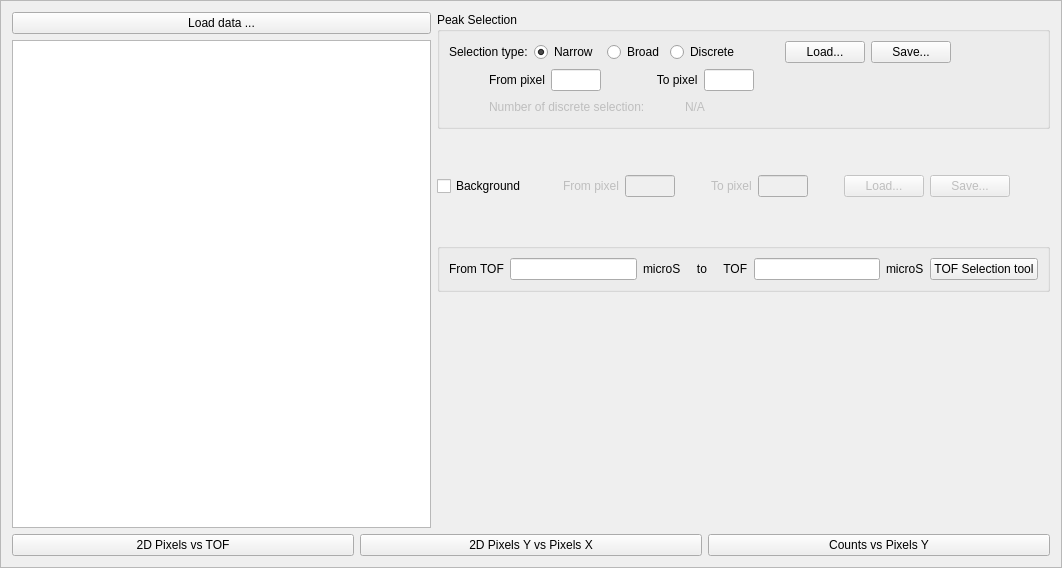
The window that Code/Mantid/scripts/Interface/ui/reflectometer/data_refl.ui (mantidproject/mantid) describes before a commit, drawn with Qt 5.
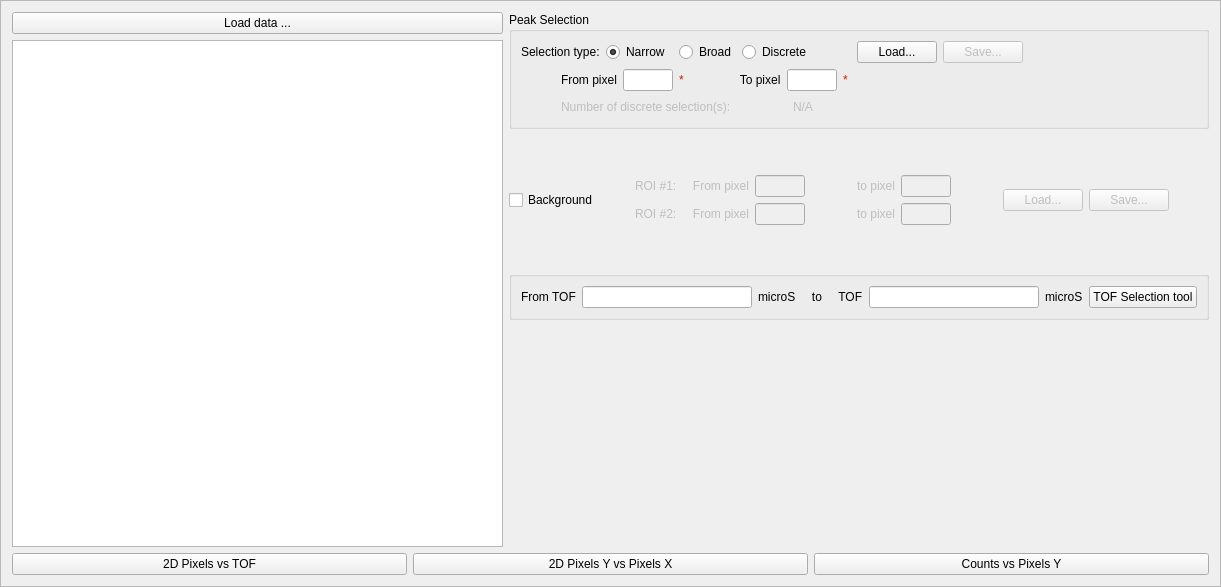
The same window after the commit.

Commit message: Implemented load/save of data tab. This refs #3570

Patch:
```diff
--- a/Code/Mantid/scripts/Interface/ui/reflectometer/data_refl.ui
+++ b/Code/Mantid/scripts/Interface/ui/reflectometer/data_refl.ui
@@ -6,8 +6,8 @@
    <rect>
     <x>0</x>
     <y>0</y>
-    <width>1062</width>
-    <height>568</height>
+    <width>1221</width>
+    <height>587</height>
    </rect>
   </property>
   <property name="windowTitle">
@@ -127,7 +127,10 @@
                  </widget>
                 </item>
                 <item>
-                 <widget class="QPushButton" name="pushButton_3">
+                 <widget class="QPushButton" name="data_peak_save_roi">
+                  <property name="enabled">
+                   <bool>false</bool>
+                  </property>
                   <property name="text">
                    <string>Save...</string>
                   </property>
@@ -195,6 +198,428 @@
                   </property>
                  </widget>
                 </item>
+                <item>
+                 <widget class="QLabel" name="data_peak_from_pixel_missing">
+                  <property name="palette">
+                   <palette>
+                    <active>
+                     <colorrole role="WindowText">
+                      <brush brushstyle="SolidPattern">
+                       <color alpha="255">
+                        <red>203</red>
+                        <green>33</green>
+                        <blue>5</blue>
+                       </color>
+                      </brush>
+                     </colorrole>
+                     <colorrole role="Button">
+                      <brush brushstyle="SolidPattern">
+                       <color alpha="255">
+                        <red>232</red>
+                        <green>12</green>
+                        <blue>15</blue>
+                       </color>
+                      </brush>
+                     </colorrole>
+                     <colorrole role="Light">
+                      <brush brushstyle="SolidPattern">
+                       <color alpha="255">
+                        <red>255</red>
+                        <green>106</green>
+                        <blue>108</blue>
+                       </color>
+                      </brush>
+                     </colorrole>
+                     <colorrole role="Midlight">
+                      <brush brushstyle="SolidPattern">
+                       <color alpha="255">
+                        <red>243</red>
+                        <green>59</green>
+                        <blue>61</blue>
+                       </color>
+                      </brush>
+                     </colorrole>
+                     <colorrole role="Dark">
+                      <brush brushstyle="SolidPattern">
+                       <color alpha="255">
+                        <red>116</red>
+                        <green>6</green>
+                        <blue>7</blue>
+                       </color>
+                      </brush>
+                     </colorrole>
+                     <colorrole role="Mid">
+                      <brush brushstyle="SolidPattern">
+                       <color alpha="255">
+                        <red>155</red>
+                        <green>8</green>
+                        <blue>10</blue>
+                       </color>
+                      </brush>
+                     </colorrole>
+                     <colorrole role="Text">
+                      <brush brushstyle="SolidPattern">
+                       <color alpha="255">
+                        <red>0</red>
+                        <green>0</green>
+                        <blue>0</blue>
+                       </color>
+                      </brush>
+                     </colorrole>
+                     <colorrole role="BrightText">
+                      <brush brushstyle="SolidPattern">
+                       <color alpha="255">
+                        <red>255</red>
+                        <green>255</green>
+                        <blue>255</blue>
+                       </color>
+                      </brush>
+                     </colorrole>
+                     <colorrole role="ButtonText">
+                      <brush brushstyle="SolidPattern">
+                       <color alpha="255">
+                        <red>0</red>
+                        <green>0</green>
+                        <blue>0</blue>
+                       </color>
+                      </brush>
+                     </colorrole>
+                     <colorrole role="Base">
+                      <brush brushstyle="SolidPattern">
+                       <color alpha="255">
+                        <red>255</red>
+                        <green>255</green>
+                        <blue>255</blue>
+                       </color>
+                      </brush>
+                     </colorrole>
+                     <colorrole role="Window">
+                      <brush brushstyle="SolidPattern">
+                       <color alpha="255">
+                        <red>232</red>
+                        <green>12</green>
+                        <blue>15</blue>
+                       </color>
+                      </brush>
+                     </colorrole>
+                     <colorrole role="Shadow">
+                      <brush brushstyle="SolidPattern">
+                       <color alpha="255">
+                        <red>0</red>
+                        <green>0</green>
+                        <blue>0</blue>
+                       </color>
+                      </brush>
+                     </colorrole>
+                     <colorrole role="AlternateBase">
+                      <brush brushstyle="SolidPattern">
+                       <color alpha="255">
+                        <red>243</red>
+                        <green>133</green>
+                        <blue>135</blue>
+                       </color>
+                      </brush>
+                     </colorrole>
+                     <colorrole role="ToolTipBase">
+                      <brush brushstyle="SolidPattern">
+                       <color alpha="255">
+                        <red>255</red>
+                        <green>255</green>
+                        <blue>220</blue>
+                       </color>
+                      </brush>
+                     </colorrole>
+                     <colorrole role="ToolTipText">
+                      <brush brushstyle="SolidPattern">
+                       <color alpha="255">
+                        <red>0</red>
+                        <green>0</green>
+                        <blue>0</blue>
+                       </color>
+                      </brush>
+                     </colorrole>
+                    </active>
+                    <inactive>
+                     <colorrole role="WindowText">
+                      <brush brushstyle="SolidPattern">
+                       <color alpha="255">
+                        <red>203</red>
+                        <green>33</green>
+                        <blue>5</blue>
+                       </color>
+                      </brush>
+                     </colorrole>
+                     <colorrole role="Button">
+                      <brush brushstyle="SolidPattern">
+                       <color alpha="255">
+                        <red>232</red>
+                        <green>12</green>
+                        <blue>15</blue>
+                       </color>
+                      </brush>
+                     </colorrole>
+                     <colorrole role="Light">
+                      <brush brushstyle="SolidPattern">
+                       <color alpha="255">
+                        <red>255</red>
+                        <green>106</green>
+                        <blue>108</blue>
+                       </color>
+                      </brush>
+                     </colorrole>
+                     <colorrole role="Midlight">
+                      <brush brushstyle="SolidPattern">
+                       <color alpha="255">
+                        <red>243</red>
+                        <green>59</green>
+                        <blue>61</blue>
+                       </color>
+                      </brush>
+                     </colorrole>
+                     <colorrole role="Dark">
+                      <brush brushstyle="SolidPattern">
+                       <color alpha="255">
+                        <red>116</red>
+                        <green>6</green>
+                        <blue>7</blue>
+                       </color>
+                      </brush>
+                     </colorrole>
+                     <colorrole role="Mid">
+                      <brush brushstyle="SolidPattern">
+                       <color alpha="255">
+                        <red>155</red>
+                        <green>8</green>
+                        <blue>10</blue>
+                       </color>
+                      </brush>
+                     </colorrole>
+                     <colorrole role="Text">
+                      <brush brushstyle="SolidPattern">
+                       <color alpha="255">
+                        <red>0</red>
+                        <green>0</green>
+                        <blue>0</blue>
+                       </color>
+                      </brush>
+                     </colorrole>
+                     <colorrole role="BrightText">
+                      <brush brushstyle="SolidPattern">
+                       <color alpha="255">
+                        <red>255</red>
+                        <green>255</green>
+                        <blue>255</blue>
+                       </color>
+                      </brush>
+                     </colorrole>
+                     <colorrole role="ButtonText">
+                      <brush brushstyle="SolidPattern">
+                       <color alpha="255">
+                        <red>0</red>
+                        <green>0</green>
+                        <blue>0</blue>
+                       </color>
+                      </brush>
+                     </colorrole>
+                     <colorrole role="Base">
+                      <brush brushstyle="SolidPattern">
+                       <color alpha="255">
+                        <red>255</red>
+                        <green>255</green>
+                        <blue>255</blue>
+                       </color>
+                      </brush>
+                     </colorrole>
+                     <colorrole role="Window">
+                      <brush brushstyle="SolidPattern">
+                       <color alpha="255">
+                        <red>232</red>
+                        <green>12</green>
+                        <blue>15</blue>
+                       </color>
+                      </brush>
+                     </colorrole>
+                     <colorrole role="Shadow">
+                      <brush brushstyle="SolidPattern">
+                       <color alpha="255">
+                        <red>0</red>
+                        <green>0</green>
+                        <blue>0</blue>
+                       </color>
+                      </brush>
+                     </colorrole>
+                     <colorrole role="AlternateBase">
+                      <brush brushstyle="SolidPattern">
+                       <color alpha="255">
+                        <red>243</red>
+                        <green>133</green>
+                        <blue>135</blue>
+                       </color>
+                      </brush>
+                     </colorrole>
+                     <colorrole role="ToolTipBase">
+                      <brush brushstyle="SolidPattern">
+                       <color alpha="255">
+                        <red>255</red>
+                        <green>255</green>
+                        <blue>220</blue>
+                       </color>
+                      </brush>
+                     </colorrole>
+                     <colorrole role="ToolTipText">
+                      <brush brushstyle="SolidPattern">
+                       <color alpha="255">
+                        <red>0</red>
+                        <green>0</green>
+                        <blue>0</blue>
+                       </color>
+                      </brush>
+                     </colorrole>
+                    </inactive>
+                    <disabled>
+                     <colorrole role="WindowText">
+                      <brush brushstyle="SolidPattern">
+                       <color alpha="255">
+                        <red>116</red>
+                        <green>6</green>
+                        <blue>7</blue>
+                       </color>
+                      </brush>
+                     </colorrole>
+                     <colorrole role="Button">
+                      <brush brushstyle="SolidPattern">
+                       <color alpha="255">
+                        <red>232</red>
+                        <green>12</green>
+                        <blue>15</blue>
+                       </color>
+                      </brush>
+                     </colorrole>
+                     <colorrole role="Light">
+                      <brush brushstyle="SolidPattern">
+                       <color alpha="255">
+                        <red>255</red>
+                        <green>106</green>
+                        <blue>108</blue>
+                       </color>
+                      </brush>
+                     </colorrole>
+                     <colorrole role="Midlight">
+                      <brush brushstyle="SolidPattern">
+                       <color alpha="255">
+                        <red>243</red>
+                        <green>59</green>
+                        <blue>61</blue>
+                       </color>
+                      </brush>
+                     </colorrole>
+                     <colorrole role="Dark">
+                      <brush brushstyle="SolidPattern">
+                       <color alpha="255">
+                        <red>116</red>
+                        <green>6</green>
+                        <blue>7</blue>
+                       </color>
+                      </brush>
+                     </colorrole>
+                     <colorrole role="Mid">
+                      <brush brushstyle="SolidPattern">
+                       <color alpha="255">
+                        <red>155</red>
+                        <green>8</green>
+                        <blue>10</blue>
+                       </color>
+                      </brush>
+                     </colorrole>
+                     <colorrole role="Text">
+                      <brush brushstyle="SolidPattern">
+                       <color alpha="255">
+                        <red>116</red>
+                        <green>6</green>
+                        <blue>7</blue>
+                       </color>
+                      </brush>
+                     </colorrole>
+                     <colorrole role="BrightText">
+                      <brush brushstyle="SolidPattern">
+                       <color alpha="255">
+                        <red>255</red>
+                        <green>255</green>
+                        <blue>255</blue>
+                       </color>
+                      </brush>
+                     </colorrole>
+                     <colorrole role="ButtonText">
+                      <brush brushstyle="SolidPattern">
+                       <color alpha="255">
+                        <red>116</red>
+                        <green>6</green>
+                        <blue>7</blue>
+                       </color>
+                      </brush>
+                     </colorrole>
+                     <colorrole role="Base">
+                      <brush brushstyle="SolidPattern">
+                       <color alpha="255">
+                        <red>232</red>
+                        <green>12</green>
+                        <blue>15</blue>
+                       </color>
+                      </brush>
+                     </colorrole>
+                     <colorrole role="Window">
+                      <brush brushstyle="SolidPattern">
+                       <color alpha="255">
+                        <red>232</red>
+                        <green>12</green>
+                        <blue>15</blue>
+                       </color>
+                      </brush>
+                     </colorrole>
+                     <colorrole role="Shadow">
+                      <brush brushstyle="SolidPattern">
+                       <color alpha="255">
+                        <red>0</red>
+                        <green>0</green>
+                        <blue>0</blue>
+                       </color>
+                      </brush>
+                     </colorrole>
+                     <colorrole role="AlternateBase">
+                      <brush brushstyle="SolidPattern">
+                       <color alpha="255">
+                        <red>232</red>
+                        <green>12</green>
+                        <blue>15</blue>
+                       </color>
+                      </brush>
+                     </colorrole>
+                     <colorrole role="ToolTipBase">
+                      <brush brushstyle="SolidPattern">
+                       <color alpha="255">
+                        <red>255</red>
+                        <green>255</green>
+                        <blue>220</blue>
+                       </color>
+                      </brush>
+                     </colorrole>
+                     <colorrole role="ToolTipText">
+                      <brush brushstyle="SolidPattern">
+                       <color alpha="255">
+                        <red>0</red>
+                        <green>0</green>
+                        <blue>0</blue>
+                       </color>
+                      </brush>
+                     </colorrole>
+                    </disabled>
+                   </palette>
+                  </property>
+                  <property name="text">
+                   <string>*</string>
+                  </property>
+                 </widget>
+                </item>
                 <item>
                  <spacer name="horizontalSpacer_5">
                   <property name="orientation">
@@ -240,6 +665,50 @@
                   </property>
                  </widget>
                 </item>
+                <item>
+                 <widget class="QLabel" name="data_peak_to_pixel_missing">
+                  <property name="palette">
+                   <palette>
+                    <active>
+                     <colorrole role="WindowText">
+                      <brush brushstyle="SolidPattern">
+                       <color alpha="255">
+                        <red>220</red>
+                        <green>27</green>
+                        <blue>7</blue>
+                       </color>
+                      </brush>
+                     </colorrole>
+                    </active>
+                    <inactive>
+                     <colorrole role="WindowText">
+                      <brush brushstyle="SolidPattern">
+                       <color alpha="255">
+                        <red>220</red>
+                        <green>27</green>
+                        <blue>7</blue>
+                       </color>
+                      </brush>
+                     </colorrole>
+                    </inactive>
+                    <disabled>
+                     <colorrole role="WindowText">
+                      <brush brushstyle="SolidPattern">
+                       <color alpha="255">
+                        <red>69</red>
+                        <green>69</green>
+                        <blue>69</blue>
+                       </color>
+                      </brush>
+                     </colorrole>
+                    </disabled>
+                   </palette>
+                  </property>
+                  <property name="text">
+                   <string>*</string>
+                  </property>
+                 </widget>
+                </item>
                 <item>
                  <spacer name="horizontalSpacer_8">
                   <property name="orientation">
@@ -280,18 +749,74 @@
                   </property>
                   <property name="minimumSize">
                    <size>
-                    <width>190</width>
+                    <width>210</width>
                     <height>0</height>
                    </size>
                   </property>
                   <property name="maximumSize">
                    <size>
-                    <width>190</width>
+                    <width>210</width>
                     <height>16777215</height>
                    </size>
                   </property>
                   <property name="text">
-                   <string>Number of discrete selection:</string>
+                   <string>Number of discrete selection(s):</string>
+                  </property>
+                 </widget>
+                </item>
+                <item>
+                 <widget class="QLabel" name="data_peak_discrete_selection_missing">
+                  <property name="minimumSize">
+                   <size>
+                    <width>10</width>
+                    <height>0</height>
+                   </size>
+                  </property>
+                  <property name="maximumSize">
+                   <size>
+                    <width>10</width>
+                    <height>16777215</height>
+                   </size>
+                  </property>
+                  <property name="palette">
+                   <palette>
+                    <active>
+                     <colorrole role="WindowText">
+                      <brush brushstyle="SolidPattern">
+                       <color alpha="255">
+                        <red>220</red>
+                        <green>27</green>
+                        <blue>7</blue>
+                       </color>
+                      </brush>
+                     </colorrole>
+                    </active>
+                    <inactive>
+                     <colorrole role="WindowText">
+                      <brush brushstyle="SolidPattern">
+                       <color alpha="255">
+                        <red>220</red>
+                        <green>27</green>
+                        <blue>7</blue>
+                       </color>
+                      </brush>
+                     </colorrole>
+                    </inactive>
+                    <disabled>
+                     <colorrole role="WindowText">
+                      <brush brushstyle="SolidPattern">
+                       <color alpha="255">
+                        <red>69</red>
+                        <green>69</green>
+                        <blue>69</blue>
+                       </color>
+                      </brush>
+                     </colorrole>
+                    </disabled>
+                   </palette>
+                  </property>
+                  <property name="text">
+                   <string/>
                   </property>
                  </widget>
                 </item>
@@ -354,112 +879,456 @@
             </spacer>
            </item>
            <item>
-            <widget class="QLabel" name="data_background_from_pixel_label">
-             <property name="enabled">
-              <bool>false</bool>
-             </property>
-             <property name="text">
-              <string>From pixel</string>
-             </property>
-            </widget>
-           </item>
-           <item>
-            <widget class="QLineEdit" name="data_background_from_pixel">
-             <property name="enabled">
-              <bool>false</bool>
-             </property>
-             <property name="sizePolicy">
-              <sizepolicy hsizetype="Fixed" vsizetype="Fixed">
-               <horstretch>0</horstretch>
-               <verstretch>0</verstretch>
-              </sizepolicy>
-             </property>
-             <property name="minimumSize">
-              <size>
-               <width>50</width>
-               <height>0</height>
-              </size>
-             </property>
-             <property name="maximumSize">
-              <size>
-               <width>50</width>
-               <height>16777215</height>
-              </size>
-             </property>
-             <property name="baseSize">
-              <size>
-               <width>0</width>
-               <height>0</height>
-              </size>
-             </property>
-            </widget>
-           </item>
-           <item>
-            <spacer name="horizontalSpacer_14">
-             <property name="orientation">
-              <enum>Qt::Horizontal</enum>
-             </property>
-             <property name="sizeType">
-              <enum>QSizePolicy::Fixed</enum>
-             </property>
-             <property name="sizeHint" stdset="0">
-              <size>
-               <width>30</width>
-               <height>20</height>
-              </size>
-             </property>
-            </spacer>
-           </item>
-           <item>
-            <widget class="QLabel" name="data_background_to_pixel_label">
-             <property name="enabled">
-              <bool>false</bool>
-             </property>
-             <property name="text">
-              <string>To pixel</string>
-             </property>
-            </widget>
-           </item>
-           <item>
-            <widget class="QLineEdit" name="data_background_to_pixel">
-             <property name="enabled">
-              <bool>false</bool>
-             </property>
-             <property name="sizePolicy">
-              <sizepolicy hsizetype="Fixed" vsizetype="Fixed">
-               <horstretch>0</horstretch>
-               <verstretch>0</verstretch>
-              </sizepolicy>
-             </property>
-             <property name="minimumSize">
-              <size>
-               <width>50</width>
-               <height>0</height>
-              </size>
-             </property>
-             <property name="maximumSize">
-              <size>
-               <width>50</width>
-               <height>16777215</height>
-              </size>
-             </property>
-            </widget>
-           </item>
-           <item>
-            <spacer name="horizontalSpacer_13">
-             <property name="orientation">
-              <enum>Qt::Horizontal</enum>
-             </property>
-             <property name="sizeType">
-              <enum>QSizePolicy::Fixed</enum>
-             </property>
-             <property name="sizeHint" stdset="0">
-              <size>
-               <width>30</width>
-               <height>20</height>
-              </size>
-             </property>
-            </spacer>
+            <layout class="QVBoxLayout" name="verticalLayout_6">
+             <item>
+              <layout class="QHBoxLayout" name="horizontalLayout_12">
+               <item>
+                <widget class="QLabel" name="data_background_from_pixel1_label">
+                 <property name="enabled">
+                  <bool>false</bool>
+                 </property>
+                 <property name="text">
+                  <string>ROI #1:     From pixel</string>
+                 </property>
+                </widget>
+               </item>
+               <item>
+                <widget class="QLineEdit" name="data_background_from_pixel1">
+                 <property name="enabled">
+                  <bool>false</bool>
+                 </property>
+                 <property name="sizePolicy">
+                  <sizepolicy hsizetype="Fixed" vsizetype="Fixed">
+                   <horstretch>0</horstretch>
+                   <verstretch>0</verstretch>
+                  </sizepolicy>
+                 </property>
+                 <property name="minimumSize">
+                  <size>
+                   <width>50</width>
+                   <height>0</height>
+                  </size>
+                 </property>
+                 <property name="maximumSize">
+                  <size>
+                   <width>50</width>
+                   <height>16777215</height>
+                  </size>
+                 </property>
+                 <property name="baseSize">
+                  <size>
+                   <width>0</width>
+                   <height>0</height>
+                  </size>
+                 </property>
+                </widget>
+               </item>
+               <item>
+                <widget class="QLabel" name="data_background_from_pixel_missing">
+                 <property name="minimumSize">
+                  <size>
+                   <width>10</width>
+                   <height>0</height>
+                  </size>
+                 </property>
+                 <property name="maximumSize">
+                  <size>
+                   <width>10</width>
+                   <height>16777215</height>
+                  </size>
+                 </property>
+                 <property name="palette">
+                  <palette>
+                   <active>
+                    <colorrole role="WindowText">
+                     <brush brushstyle="SolidPattern">
+                      <color alpha="255">
+                       <red>220</red>
+                       <green>27</green>
+                       <blue>7</blue>
+                      </color>
+                     </brush>
+                    </colorrole>
+                   </active>
+                   <inactive>
+                    <colorrole role="WindowText">
+                     <brush brushstyle="SolidPattern">
+                      <color alpha="255">
+                       <red>220</red>
+                       <green>27</green>
+                       <blue>7</blue>
+                      </color>
+                     </brush>
+                    </colorrole>
+                   </inactive>
+                   <disabled>
+                    <colorrole role="WindowText">
+                     <brush brushstyle="SolidPattern">
+                      <color alpha="255">
+                       <red>69</red>
+                       <green>69</green>
+                       <blue>69</blue>
+                      </color>
+                     </brush>
+                    </colorrole>
+                   </disabled>
+                  </palette>
+                 </property>
+                 <property name="text">
+                  <string/>
+                 </property>
+                </widget>
+               </item>
+               <item>
+                <spacer name="horizontalSpacer_14">
+                 <property name="orientation">
+                  <enum>Qt::Horizontal</enum>
+                 </property>
+                 <property name="sizeType">
+                  <enum>QSizePolicy::Fixed</enum>
+                 </property>
+                 <property name="sizeHint" stdset="0">
+                  <size>
+                   <width>30</width>
+                   <height>20</height>
+                  </size>
+                 </property>
+                </spacer>
+               </item>
+               <item>
+                <widget class="QLabel" name="data_background_to_pixel1_label">
+                 <property name="enabled">
+                  <bool>false</bool>
+                 </property>
+                 <property name="text">
+                  <string>to pixel</string>
+                 </property>
+                </widget>
+               </item>
+               <item>
+                <widget class="QLineEdit" name="data_background_to_pixel1">
+                 <property name="enabled">
+                  <bool>false</bool>
+                 </property>
+                 <property name="sizePolicy">
+                  <sizepolicy hsizetype="Fixed" vsizetype="Fixed">
+                   <horstretch>0</horstretch>
+                   <verstretch>0</verstretch>
+                  </sizepolicy>
+                 </property>
+                 <property name="minimumSize">
+                  <size>
+                   <width>50</width>
+                   <height>0</height>
+                  </size>
+                 </property>
+                 <property name="maximumSize">
+                  <size>
+                   <width>50</width>
+                   <height>16777215</height>
+                  </size>
+                 </property>
+                </widget>
+               </item>
+               <item>
+                <widget class="QLabel" name="data_background_to_pixel_missing">
+                 <property name="minimumSize">
+                  <size>
+                   <width>10</width>
+                   <height>0</height>
+                  </size>
+                 </property>
+                 <property name="maximumSize">
+                  <size>
+                   <width>10</width>
+                   <height>16777215</height>
+                  </size>
+                 </property>
+                 <property name="palette">
+                  <palette>
+                   <active>
+                    <colorrole role="WindowText">
+                     <brush brushstyle="SolidPattern">
+                      <color alpha="255">
+                       <red>220</red>
+                       <green>27</green>
+                       <blue>7</blue>
+                      </color>
+                     </brush>
+                    </colorrole>
+                   </active>
+                   <inactive>
+                    <colorrole role="WindowText">
+                     <brush brushstyle="SolidPattern">
+                      <color alpha="255">
+                       <red>220</red>
+                       <green>27</green>
+                       <blue>7</blue>
+                      </color>
+                     </brush>
+                    </colorrole>
+                   </inactive>
+                   <disabled>
+                    <colorrole role="WindowText">
+                     <brush brushstyle="SolidPattern">
+                      <color alpha="255">
+                       <red>69</red>
+                       <green>69</green>
+                       <blue>69</blue>
+                      </color>
+                     </brush>
+                    </colorrole>
+                   </disabled>
+                  </palette>
+                 </property>
+                 <property name="text">
+                  <string/>
+                 </property>
+                </widget>
+               </item>
+               <item>
+                <spacer name="horizontalSpacer_13">
+                 <property name="orientation">
+                  <enum>Qt::Horizontal</enum>
+                 </property>
+                 <property name="sizeType">
+                  <enum>QSizePolicy::Fixed</enum>
+                 </property>
+                 <property name="sizeHint" stdset="0">
+                  <size>
+                   <width>30</width>
+                   <height>20</height>
+                  </size>
+                 </property>
+                </spacer>
+               </item>
+              </layout>
+             </item>
+             <item>
+              <layout class="QHBoxLayout" name="horizontalLayout_13">
+               <item>
+                <widget class="QLabel" name="data_background_from_pixel2_label">
+                 <property name="enabled">
+                  <bool>false</bool>
+                 </property>
+                 <property name="text">
+                  <string>ROI #2:     From pixel</string>
+                 </property>
+                </widget>
+               </item>
+               <item>
+                <widget class="QLineEdit" name="data_background_from_pixel2">
+                 <property name="enabled">
+                  <bool>false</bool>
+                 </property>
+                 <property name="sizePolicy">
+                  <sizepolicy hsizetype="Fixed" vsizetype="Fixed">
+                   <horstretch>0</horstretch>
+                   <verstretch>0</verstretch>
+                  </sizepolicy>
+                 </property>
+                 <property name="minimumSize">
+                  <size>
+                   <width>50</width>
+                   <height>0</height>
+                  </size>
+                 </property>
+                 <property name="maximumSize">
+                  <size>
+                   <width>50</width>
+                   <height>16777215</height>
+                  </size>
+                 </property>
+                 <property name="baseSize">
+                  <size>
+                   <width>0</width>
+                   <height>0</height>
+                  </size>
+                 </property>
+                </widget>
+               </item>
+               <item>
+                <widget class="QLabel" name="data_background_from_pixel_missing_2">
+                 <property name="minimumSize">
+                  <size>
+                   <width>10</width>
+                   <height>0</height>
+                  </size>
+                 </property>
+                 <property name="maximumSize">
+                  <size>
+                   <width>10</width>
+                   <height>16777215</height>
+                  </size>
+                 </property>
+                 <property name="palette">
+                  <palette>
+                   <active>
+                    <colorrole role="WindowText">
+                     <brush brushstyle="SolidPattern">
+                      <color alpha="255">
+                       <red>220</red>
+                       <green>27</green>
+                       <blue>7</blue>
+                      </color>
+                     </brush>
+                    </colorrole>
+                   </active>
+                   <inactive>
+                    <colorrole role="WindowText">
+                     <brush brushstyle="SolidPattern">
+                      <color alpha="255">
+                       <red>220</red>
+                       <green>27</green>
+                       <blue>7</blue>
+                      </color>
+                     </brush>
+                    </colorrole>
+                   </inactive>
+                   <disabled>
+                    <colorrole role="WindowText">
+                     <brush brushstyle="SolidPattern">
+                      <color alpha="255">
+                       <red>69</red>
+                       <green>69</green>
+                       <blue>69</blue>
+                      </color>
+                     </brush>
+                    </colorrole>
+                   </disabled>
+                  </palette>
+                 </property>
+                 <property name="text">
+                  <string/>
+                 </property>
+                </widget>
+               </item>
+               <item>
+                <spacer name="horizontalSpacer_15">
+                 <property name="orientation">
+                  <enum>Qt::Horizontal</enum>
+                 </property>
+                 <property name="sizeType">
+                  <enum>QSizePolicy::Fixed</enum>
+                 </property>
+                 <property name="sizeHint" stdset="0">
+                  <size>
+                   <width>30</width>
+                   <height>20</height>
+                  </size>
+                 </property>
+                </spacer>
+               </item>
+               <item>
+                <widget class="QLabel" name="data_background_to_pixel2_label">
+                 <property name="enabled">
+                  <bool>false</bool>
+                 </property>
+                 <property name="text">
+                  <string>to pixel</string>
+                 </property>
+                </widget>
+               </item>
+               <item>
+                <widget class="QLineEdit" name="data_background_to_pixel2">
+                 <property name="enabled">
+                  <bool>false</bool>
+                 </property>
+                 <property name="sizePolicy">
+                  <sizepolicy hsizetype="Fixed" vsizetype="Fixed">
+                   <horstretch>0</horstretch>
+                   <verstretch>0</verstretch>
+                  </sizepolicy>
+                 </property>
+                 <property name="minimumSize">
+                  <size>
+                   <width>50</width>
+                   <height>0</height>
+                  </size>
+                 </property>
+                 <property name="maximumSize">
+                  <size>
+                   <width>50</width>
+                   <height>16777215</height>
+                  </size>
+                 </property>
+                </widget>
+               </item>
+               <item>
+                <widget class="QLabel" name="data_background_to_pixel_missing_2">
+                 <property name="minimumSize">
+                  <size>
+                   <width>10</width>
+                   <height>0</height>
+                  </size>
+                 </property>
+                 <property name="maximumSize">
+                  <size>
+                   <width>10</width>
+                   <height>16777215</height>
+                  </size>
+                 </property>
+                 <property name="palette">
+                  <palette>
+                   <active>
+                    <colorrole role="WindowText">
+                     <brush brushstyle="SolidPattern">
+                      <color alpha="255">
+                       <red>220</red>
+                       <green>27</green>
+                       <blue>7</blue>
+                      </color>
+                     </brush>
+                    </colorrole>
+                   </active>
+                   <inactive>
+                    <colorrole role="WindowText">
+                     <brush brushstyle="SolidPattern">
+                      <color alpha="255">
+                       <red>220</red>
+                       <green>27</green>
+                       <blue>7</blue>
+                      </color>
+                     </brush>
+                    </colorrole>
+                   </inactive>
+                   <disabled>
+                    <colorrole role="WindowText">
+                     <brush brushstyle="SolidPattern">
+                      <color alpha="255">
+                       <red>69</red>
+                       <green>69</green>
+                       <blue>69</blue>
+                      </color>
+                     </brush>
+                    </colorrole>
+                   </disabled>
+                  </palette>
+                 </property>
+                 <property name="text">
+                  <string/>
+                 </property>
+                </widget>
+               </item>
+               <item>
+                <spacer name="horizontalSpacer_16">
+                 <property name="orientation">
+                  <enum>Qt::Horizontal</enum>
+                 </property>
+                 <property name="sizeType">
+                  <enum>QSizePolicy::Fixed</enum>
+                 </property>
+                 <property name="sizeHint" stdset="0">
+                  <size>
+                   <width>30</width>
+                   <height>20</height>
+                  </size>
+                 </property>
+                </spacer>
+               </item>
+              </layout>
+             </item>
+            </layout>
            </item>
            <item>
             <widget class="QPushButton" name="data_background_load_button">
```
The commit also changes 25 other files.
